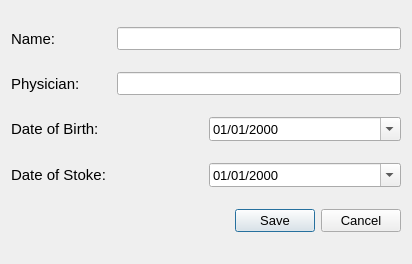
Qt form soft-robotics-gui/newpatientwindow.ui (lrfbranco/soft-robotics-gui) before a commit.
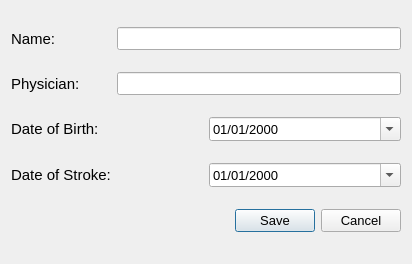
The same form after that commit.

Commit message: Added horizontal line in design

```diff
--- a/soft-robotics-gui/newpatientwindow.ui
+++ b/soft-robotics-gui/newpatientwindow.ui
@@ -145,7 +145,7 @@
         <string>Format: MM/DD/YYYY</string>
        </property>
        <property name="text">
-        <string>Date of Stoke:</string>
+        <string>Date of Stroke:</string>
        </property>
       </widget>
      </item>
```
The commit also changes 1 other file.
